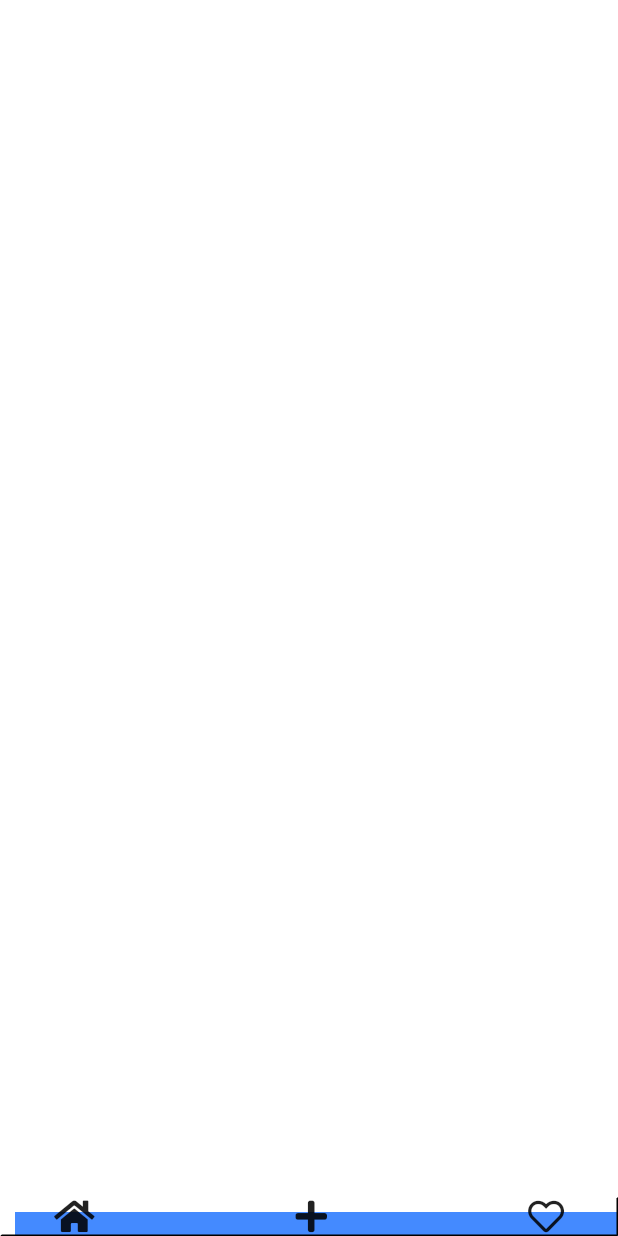
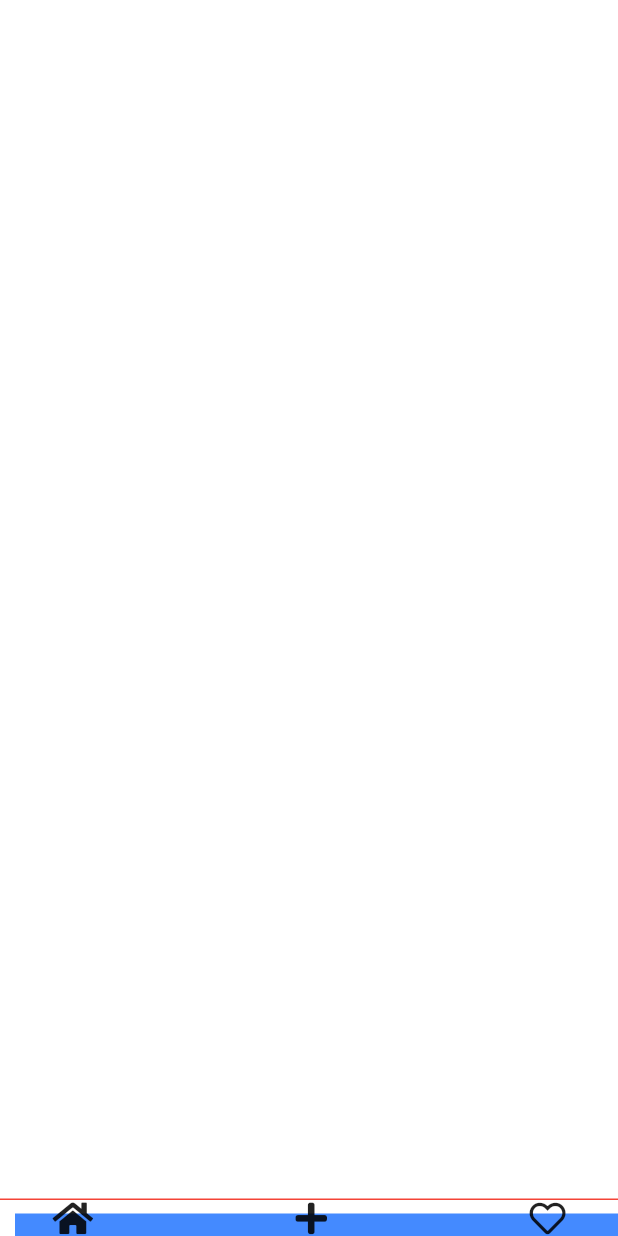
Before and after one commit to OLPC-TONYE/ReceipeApp, a Flutter app: the screen it shows after launch, on a phone screen of 412 x 824 dp. Run offline on Flutter 3.47's test engine with Material 2 defaults, Android fonts, the phone set to English and light mode, and no system bars; our stand-ins replace font_awesome_flutter.

```diff
--- a/lib/main.dart
+++ b/lib/main.dart
@@ -32,10 +32,7 @@ class MyApp extends StatelessWidget {
                     )
                   ],
                   border: Border(
-                    top: BorderSide(width: 1.0, color: Color(0xFFFFFFFF)),
-                    left: BorderSide(width: 1.0, color: Color(0xFFFFFFFF)),
-                    right: BorderSide(width: 1.0, color: Color(0xFF000000)),
-                    bottom: BorderSide(width: 1.0, color: Color(0xFF000000)),
+                    top: BorderSide(width: 1.0, color: Colors.red),
                   ),
                 ),
                 child: Row(
```
Also changed, not shown: 1 other file.
